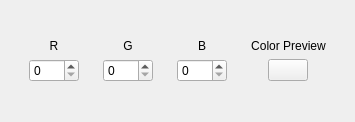
Qt form pixels and uv stuff/GUI/designer/rgb_item.ui (tedik123/Obj-Extraction) before a commit.
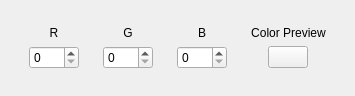
The same form after that commit.

Patch:
```diff
--- a/pixels and uv stuff/GUI/designer/rgb_item.ui
+++ b/pixels and uv stuff/GUI/designer/rgb_item.ui
@@ -7,7 +7,7 @@
     <x>0</x>
     <y>0</y>
     <width>347</width>
-    <height>122</height>
+    <height>96</height>
    </rect>
   </property>
   <property name="windowTitle">
@@ -17,9 +17,21 @@
    <item alignment="Qt::AlignLeft|Qt::AlignVCenter">
     <widget class="QWidget" name="main_widget" native="true">
      <layout class="QHBoxLayout" name="horizontalLayout_2">
+      <property name="topMargin">
+       <number>0</number>
+      </property>
+      <property name="bottomMargin">
+       <number>0</number>
+      </property>
       <item alignment="Qt::AlignHCenter|Qt::AlignVCenter">
        <widget class="QWidget" name="r_widget" native="true">
         <layout class="QVBoxLayout" name="verticalLayout">
+         <property name="topMargin">
+          <number>0</number>
+         </property>
+         <property name="bottomMargin">
+          <number>0</number>
+         </property>
          <item>
           <widget class="QLabel" name="r_label">
            <property name="text">
@@ -38,6 +50,12 @@
              <height>0</height>
             </size>
            </property>
+           <property name="wrapping">
+            <bool>false</bool>
+           </property>
+           <property name="maximum">
+            <number>255</number>
+           </property>
           </widget>
          </item>
         </layout>
@@ -46,6 +64,12 @@
       <item alignment="Qt::AlignHCenter|Qt::AlignVCenter">
        <widget class="QWidget" name="g_widget" native="true">
         <layout class="QVBoxLayout" name="verticalLayout_3">
+         <property name="topMargin">
+          <number>0</number>
+         </property>
+         <property name="bottomMargin">
+          <number>0</number>
+         </property>
          <item>
           <widget class="QLabel" name="g_label">
            <property name="text">
@@ -64,6 +88,9 @@
              <height>0</height>
             </size>
            </property>
+           <property name="maximum">
+            <number>255</number>
+           </property>
           </widget>
          </item>
         </layout>
@@ -72,6 +99,12 @@
       <item alignment="Qt::AlignHCenter|Qt::AlignVCenter">
        <widget class="QWidget" name="b_widget" native="true">
         <layout class="QVBoxLayout" name="verticalLayout_4">
+         <property name="topMargin">
+          <number>0</number>
+         </property>
+         <property name="bottomMargin">
+          <number>0</number>
+         </property>
          <item>
           <widget class="QLabel" name="b_label">
            <property name="text">
@@ -96,6 +129,9 @@
              <height>20</height>
             </size>
            </property>
+           <property name="maximum">
+            <number>255</number>
+           </property>
           </widget>
          </item>
         </layout>
@@ -107,6 +143,12 @@
          <enum>Qt::LeftToRight</enum>
         </property>
         <layout class="QVBoxLayout" name="verticalLayout_5">
+         <property name="topMargin">
+          <number>0</number>
+         </property>
+         <property name="bottomMargin">
+          <number>0</number>
+         </property>
          <item>
           <widget class="QLabel" name="preview_label">
            <property name="text">
```
